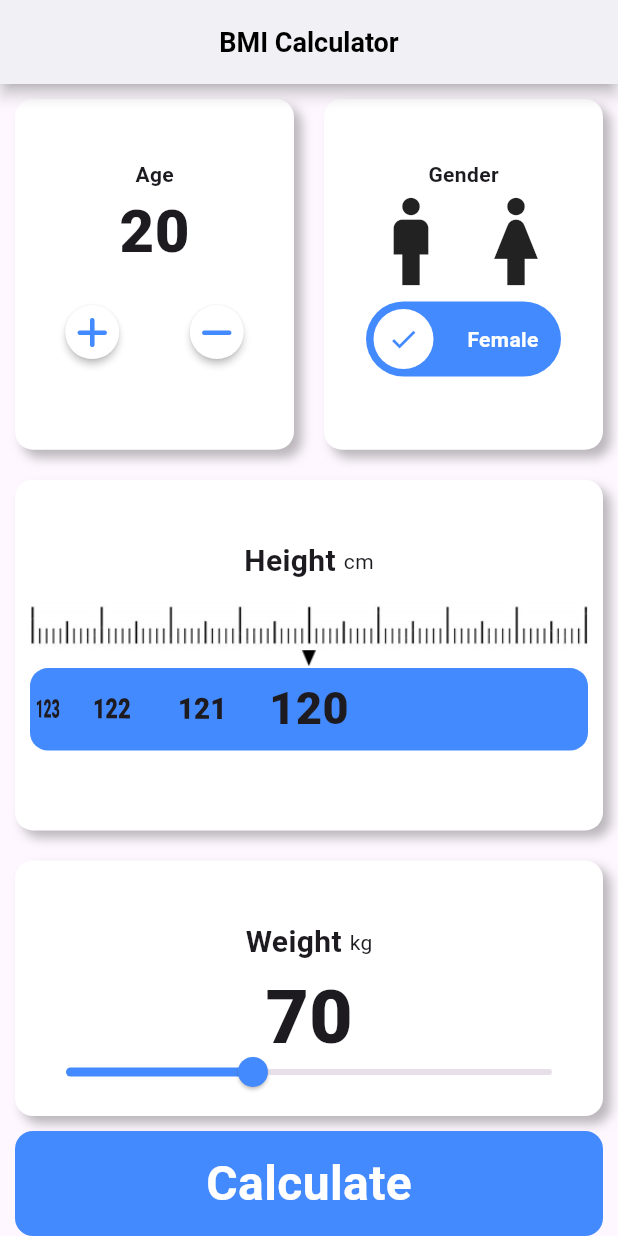
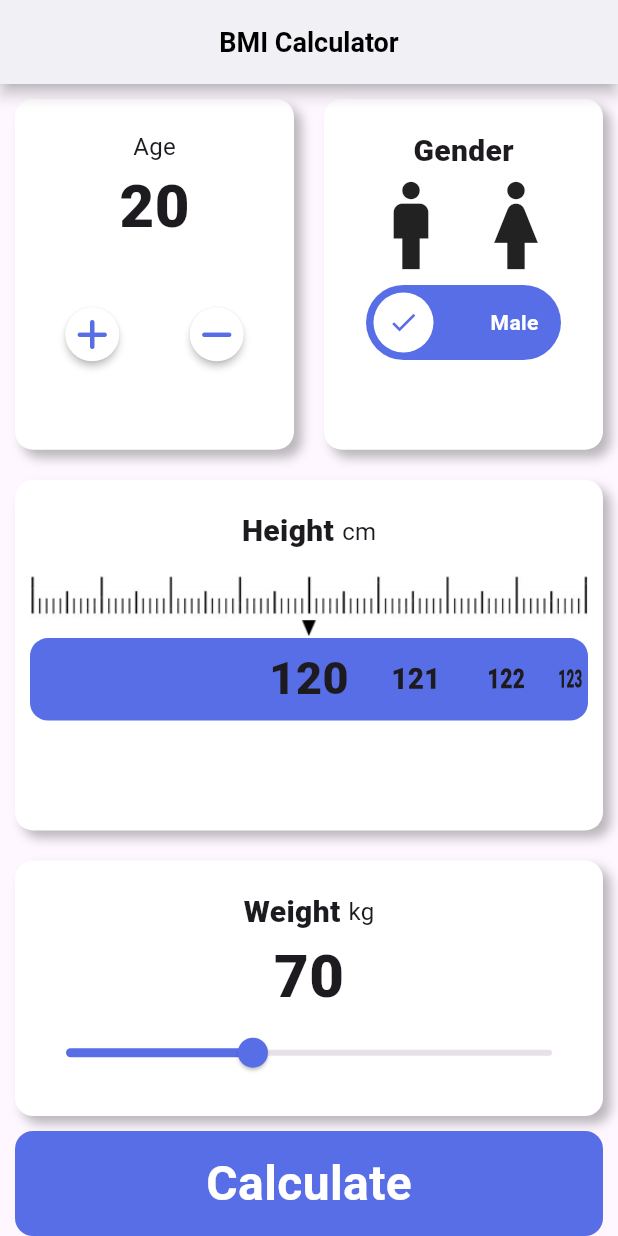
Before and after one commit to samuel-vrit/bmi_app, a Flutter app: the screen it shows after launch, on a phone screen of 412 x 824 dp. Run offline on Flutter 3.47's test engine with Material 3 defaults, Android fonts, the phone set to English and light mode, and no system bars; drawn by our look-alikes of lite_rolling_switch; our stand-ins replace font_awesome_flutter.

```diff
--- /dev/null
+++ b/lib/components/buttom_button.dart
@@ -0,0 +1,38 @@
+import 'package:bmi_app/constants.dart';
+import 'package:flutter/material.dart';
+
+class ButtomButton extends StatelessWidget {
+  ButtomButton({
+    this.title = '',
+    this.onTap,
+    super.key,
+  });
+
+  final String title;
+  final void Function()? onTap;
+  @override
+  Widget build(BuildContext context) {
+    return GestureDetector(
+      onTap: onTap,
+      child: Container(
+        margin: EdgeInsets.symmetric(horizontal: 10),
+        height: 70,
+        width: double.infinity,
+        decoration: BoxDecoration(
+          color: kThemeColor,
+          borderRadius: BorderRadius.circular(12),
+        ),
+        child: Center(
+          child: Text(
+            title,
+            style: TextStyle(
+              fontSize: 32,
+              color: Colors.white,
+              fontWeight: FontWeight.bold,
+            ),
+          ),
+        ),
+      ),
+    );
+  }
+}
--- /dev/null
+++ b/lib/components/rounded_button.dart
@@ -0,0 +1,23 @@
+import 'package:flutter/material.dart';
+
+class RoundedButton extends StatelessWidget {
+  const RoundedButton({
+    required this.childIcon,
+    this.onTap,
+    super.key,
+  });
+
+  final Widget childIcon;
+  final void Function()? onTap;
+
+  @override
+  Widget build(BuildContext context) {
+    return RawMaterialButton(
+      onPressed: onTap,
+      shape: CircleBorder(),
+      fillColor: Colors.white,
+      elevation: 2,
+      child: childIcon,
+    );
+  }
+}
--- /dev/null
+++ b/lib/components/shadow_container.dart
@@ -0,0 +1,33 @@
+import 'package:flutter/material.dart';
+
+class ShadowContainer extends StatelessWidget {
+  const ShadowContainer({
+    required this.containerChild,
+    this.containerHeight,
+    super.key,
+  });
+
+  final Widget containerChild;
+  final double? containerHeight;
+
+  @override
+  Widget build(BuildContext context) {
+    return Container(
+      height: containerHeight,
+      padding: EdgeInsets.symmetric(vertical: 20, horizontal: 10),
+      margin: EdgeInsets.all(10),
+      decoration: BoxDecoration(
+        borderRadius: BorderRadius.circular(12),
+        boxShadow: [
+          BoxShadow(
+            offset: Offset(5, 5),
+            blurRadius: 5,
+            color: Colors.black26,
+          )
+        ],
+        color: Colors.white,
+      ),
+      child: containerChild,
+    );
+  }
+}
--- /dev/null
+++ b/lib/constants.dart
@@ -0,0 +1,15 @@
+import 'package:flutter/material.dart';
+
+final kThemeColor = Color(0XFF586EE6);
+
+final kHeadingTextStyle = TextStyle(
+  fontWeight: FontWeight.w800,
+  fontSize: 20,
+);
+
+final kSubHeadingTextStyle = TextStyle(fontSize: 16);
+
+final kNumberTextStyle = TextStyle(
+  fontWeight: FontWeight.w900,
+  fontSize: 40,
+);
--- a/lib/main.dart
+++ b/lib/main.dart
@@ -1,5 +1,6 @@
-import 'package:bmi_app/home_page/home_page.dart';
 import 'package:flutter/material.dart';
+
+import 'screens/home_page.dart';
 
 void main() {
   runApp(const MyApp());
--- a/lib/home_page/home_page.dart
+++ b/lib/screens/home_page.dart
@@ -1,6 +1,12 @@
+import 'package:bmi_app/components/buttom_button.dart';
+import 'package:bmi_app/components/rounded_button.dart';
+import 'package:bmi_app/constants.dart';
+import 'package:bmi_app/screens/result_page.dart';
 import 'package:flutter/material.dart';
 import 'package:font_awesome_flutter/font_awesome_flutter.dart';
 import 'package:lite_rolling_switch/lite_rolling_switch.dart';
+
+import '../components/shadow_container.dart';
 
 class HomePage extends StatefulWidget {
   HomePage({super.key});
@@ -48,16 +54,11 @@ class _HomePageState extends State<HomePage> {
                       children: [
                         Text(
                           'Age',
-                          style: TextStyle(
-                            fontWeight: FontWeight.w700,
-                          ),
+                          style: kSubHeadingTextStyle,
                         ),
                         Text(
                           selectedAge.toString(),
-                          style: TextStyle(
-                            fontWeight: FontWeight.w900,
-                            fontSize: 40,
-                          ),
+                          style: kNumberTextStyle,
                         ),
                         Expanded(
                           child: Row(
@@ -65,17 +66,28 @@ class _HomePageState extends State<HomePage> {
                             children: [
                               Expanded(
                                 child: RoundedButton(
+                                    onTap: () {
+                                      selectedAge++;
+                                      setState(() {});
+                                    },
                                     childIcon: Icon(
-                                  FontAwesomeIcons.plus,
-                                  color: Colors.blueAccent,
-                                )),
+                                      FontAwesomeIcons.plus,
+                                      color: kThemeColor,
+                                    )),
                               ),
                               Expanded(
                                 child: RoundedButton(
+                                    onTap: () {
+                                      selectedAge--;
+                                      selectedAge < 1
+                                          ? selectedAge = 1
+                                          : selectedAge--;
+                                      setState(() {});
+                                    },
                                     childIcon: Icon(
-                                  FontAwesomeIcons.minus,
-                                  color: Colors.blueAccent,
-                                )),
+                                      FontAwesomeIcons.minus,
+                                      color: kThemeColor,
+                                    )),
                               )
                             ],
                           ),
@@ -92,7 +104,7 @@ class _HomePageState extends State<HomePage> {
                     children: [
                       Text(
                         'Gender',
-                        style: TextStyle(fontWeight: FontWeight.w700),
+                        style: kHeadingTextStyle,
                       ),
                       Row(
                         mainAxisAlignment: MainAxisAlignment.center,
@@ -109,12 +121,12 @@ class _HomePageState extends State<HomePage> {
                       ),
                       SizedBox(height: 5),
                       LiteRollingSwitch(
-                        textOff: 'Female',
-                        textOn: 'Male',
+                        textOff: 'Male',
+                        textOn: 'Female',
                         textOnColor: Colors.white,
                         iconOff: Icons.check,
-                        colorOff: Colors.blueAccent,
-                        colorOn: Colors.blueAccent,
+                        colorOff: kThemeColor,
+                        colorOn: kThemeColor,
                         onTap: () {},
                         onDoubleTap: () {},
                         onSwipe: () {},
@@ -137,10 +149,8 @@ class _HomePageState extends State<HomePage> {
                   Row(
                     mainAxisAlignment: MainAxisAlignment.center,
                     children: [
-                      Text('Height ',
-                          style: TextStyle(
-                              fontSize: 20, fontWeight: FontWeight.bold)),
-                      Text('cm'),
+                      Text('Height ', style: kHeadingTextStyle),
+                      Text('cm', style: kSubHeadingTextStyle),
                     ],
                   ),
                   RotatedBox(
@@ -151,10 +161,10 @@ class _HomePageState extends State<HomePage> {
                   Container(
                     height: 55,
                     decoration: BoxDecoration(
-                        color: Colors.blueAccent,
+                        color: kThemeColor,
                         borderRadius: BorderRadius.circular(12)),
                     child: RotatedBox(
-                      quarterTurns: 1,
+                      quarterTurns: 3,
                       child: ListWheelScrollView.useDelegate(
                           physics: FixedExtentScrollPhysics(),
                           itemExtent: 70,
@@ -164,7 +174,7 @@ class _HomePageState extends State<HomePage> {
                               childCount: 101,
                               builder: (context, index) {
                                 return RotatedBox(
-                                    quarterTurns: 3,
+                                    quarterTurns: 1,
                                     child: Center(
                                       child: Text(
                                         '${index + 120}',
@@ -191,21 +201,19 @@ class _HomePageState extends State<HomePage> {
                 Row(
                   mainAxisAlignment: MainAxisAlignment.center,
                   children: [
-                    Text('Weight ',
-                        style: TextStyle(
-                            fontSize: 20, fontWeight: FontWeight.bold)),
-                    Text('kg'),
+                    Text('Weight ', style: kHeadingTextStyle),
+                    Text('kg', style: kSubHeadingTextStyle),
                   ],
                 ),
                 Text(
                   selectedWeight.toInt().toString(),
-                  style: TextStyle(fontSize: 50, fontWeight: FontWeight.w900),
+                  style: kNumberTextStyle,
                 ),
                 Expanded(
                   child: Slider(
                       min: 20,
                       max: 150,
-                      activeColor: Colors.blueAccent,
+                      activeColor: kThemeColor,
                       value: selectedWeight,
                       onChanged: (weight) {
                         setState(() {
@@ -218,79 +226,16 @@ class _HomePageState extends State<HomePage> {
           ),
 
           //Calculate
-          Container(
-            margin: EdgeInsets.symmetric(horizontal: 10),
-            height: 70,
-            width: double.infinity,
-            decoration: BoxDecoration(
-              color: Colors.blueAccent,
-              borderRadius: BorderRadius.circular(12),
-            ),
-            child: Center(
-              child: Text(
-                'Calculate',
-                style: TextStyle(
-                  fontSize: 32,
-                  color: Colors.white,
-                  fontWeight: FontWeight.bold,
-                ),
-              ),
-            ),
+          ButtomButton(
+            title: 'Calculate',
+            onTap: () {
+              Navigator.push(context, MaterialPageRoute(builder: (context) {
+                return ResultPage();
+              }));
+            },
           ),
         ],
       ),
     );
   }
 }
-
-class ShadowContainer extends StatelessWidget {
-  const ShadowContainer({
-    required this.containerChild,
-    this.containerHeight,
-    super.key,
-  });
-
-  final Widget containerChild;
-  final double? containerHeight;
-
-  @override
-  Widget build(BuildContext context) {
-    return Container(
-      height: containerHeight,
-      padding: EdgeInsets.symmetric(vertical: 40, horizontal: 10),
-      margin: EdgeInsets.all(10),
-      decoration: BoxDecoration(
-        borderRadius: BorderRadius.circular(12),
-        boxShadow: [
-          BoxShadow(
-            offset: Offset(5, 5),
-            blurRadius: 5,
-            color: Colors.black26,
-          )
-        ],
-        color: Colors.white,
-      ),
-      child: containerChild,
-    );
-  }
-}
-
-class RoundedButton extends StatelessWidget {
-  const RoundedButton({
-    required this.childIcon,
-    super.key,
-  });
-
-  final Widget childIcon;
-
-  @override
-  Widget build(BuildContext context) {
-    return RawMaterialButton(
-      onPressed: () {},
-      shape: CircleBorder(),
-      fillColor: Colors.white,
-      elevation: 2,
-      child: childIcon,
-    );
-  }
-}
--- /dev/null
+++ b/lib/screens/result_page.dart
@@ -0,0 +1,12 @@
+import 'package:flutter/material.dart';
+
+class ResultPage extends StatelessWidget {
+  const ResultPage({super.key});
+
+  @override
+  Widget build(BuildContext context) {
+    return Scaffold(
+      body: Center(child: Text('This is result page')),
+    );
+  }
+}
```
